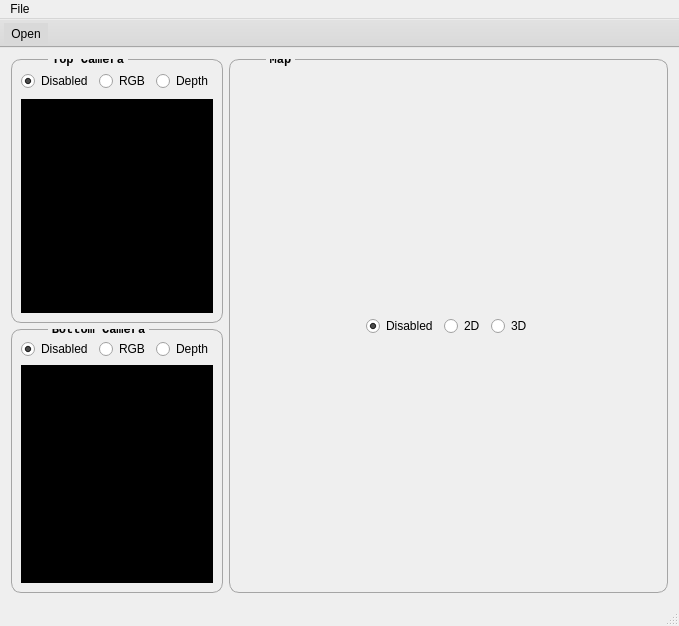
Old version of the form AlienGo/src/main_window.ui in the repository jorgef1299/AlienGO.
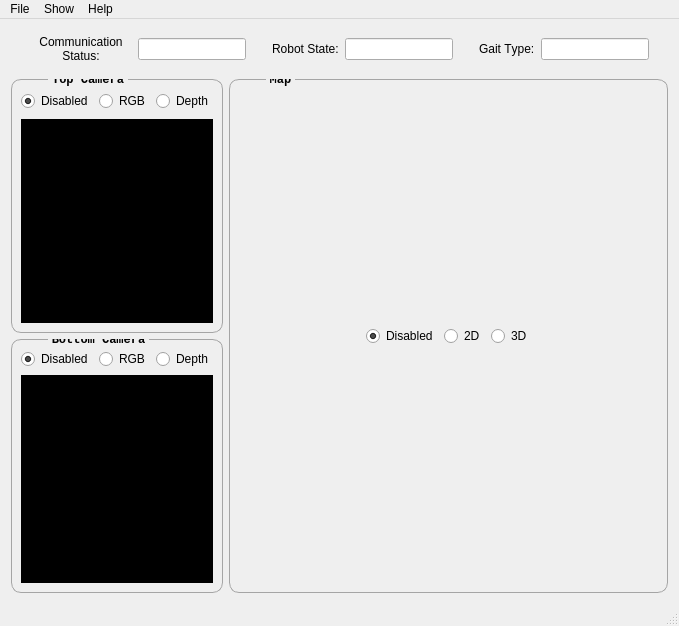
New version of the form. Icons and pictures are not drawn.

The edit to the form file:
```diff
--- a/AlienGo/src/main_window.ui
+++ b/AlienGo/src/main_window.ui
@@ -27,6 +27,189 @@
   </property>
   <widget class="QWidget" name="centralWidget">
    <layout class="QVBoxLayout" name="verticalLayout_9">
+    <item>
+     <spacer name="verticalSpacer_2">
+      <property name="orientation">
+       <enum>Qt::Vertical</enum>
+      </property>
+      <property name="sizeType">
+       <enum>QSizePolicy::Fixed</enum>
+      </property>
+      <property name="sizeHint" stdset="0">
+       <size>
+        <width>20</width>
+        <height>5</height>
+       </size>
+      </property>
+     </spacer>
+    </item>
+    <item>
+     <layout class="QHBoxLayout" name="horizontalLayout_5">
+      <item>
+       <spacer name="horizontalSpacer_7">
+        <property name="orientation">
+         <enum>Qt::Horizontal</enum>
+        </property>
+        <property name="sizeHint" stdset="0">
+         <size>
+          <width>40</width>
+          <height>20</height>
+         </size>
+        </property>
+       </spacer>
+      </item>
+      <item>
+       <widget class="QLabel" name="label">
+        <property name="font">
+         <font>
+          <weight>50</weight>
+          <bold>false</bold>
+          <underline>false</underline>
+          <strikeout>false</strikeout>
+          <kerning>false</kerning>
+         </font>
+        </property>
+        <property name="text">
+         <string>Communication Status:</string>
+        </property>
+        <property name="alignment">
+         <set>Qt::AlignCenter</set>
+        </property>
+        <property name="wordWrap">
+         <bool>true</bool>
+        </property>
+       </widget>
+      </item>
+      <item>
+       <widget class="QLineEdit" name="lineEdit">
+        <property name="sizePolicy">
+         <sizepolicy hsizetype="Fixed" vsizetype="Fixed">
+          <horstretch>0</horstretch>
+          <verstretch>0</verstretch>
+         </sizepolicy>
+        </property>
+        <property name="readOnly">
+         <bool>true</bool>
+        </property>
+       </widget>
+      </item>
+      <item>
+       <spacer name="horizontalSpacer_9">
+        <property name="orientation">
+         <enum>Qt::Horizontal</enum>
+        </property>
+        <property name="sizeType">
+         <enum>QSizePolicy::Fixed</enum>
+        </property>
+        <property name="sizeHint" stdset="0">
+         <size>
+          <width>20</width>
+          <height>20</height>
+         </size>
+        </property>
+       </spacer>
+      </item>
+      <item>
+       <widget class="QLabel" name="label_2">
+        <property name="font">
+         <font>
+          <underline>false</underline>
+          <strikeout>false</strikeout>
+         </font>
+        </property>
+        <property name="text">
+         <string>Robot State:</string>
+        </property>
+       </widget>
+      </item>
+      <item>
+       <widget class="QLineEdit" name="lineEdit_2">
+        <property name="sizePolicy">
+         <sizepolicy hsizetype="Fixed" vsizetype="Fixed">
+          <horstretch>0</horstretch>
+          <verstretch>0</verstretch>
+         </sizepolicy>
+        </property>
+        <property name="readOnly">
+         <bool>true</bool>
+        </property>
+       </widget>
+      </item>
+      <item>
+       <spacer name="horizontalSpacer_10">
+        <property name="orientation">
+         <enum>Qt::Horizontal</enum>
+        </property>
+        <property name="sizeType">
+         <enum>QSizePolicy::Fixed</enum>
+        </property>
+        <property name="sizeHint" stdset="0">
+         <size>
+          <width>20</width>
+          <height>20</height>
+         </size>
+        </property>
+       </spacer>
+      </item>
+      <item>
+       <widget class="QLabel" name="label_3">
+        <property name="font">
+         <font>
+          <weight>50</weight>
+          <bold>false</bold>
+          <underline>false</underline>
+          <kerning>false</kerning>
+         </font>
+        </property>
+        <property name="text">
+         <string>Gait Type:</string>
+        </property>
+       </widget>
+      </item>
+      <item>
+       <widget class="QLineEdit" name="lineEdit_3">
+        <property name="sizePolicy">
+         <sizepolicy hsizetype="Fixed" vsizetype="Fixed">
+          <horstretch>0</horstretch>
+          <verstretch>0</verstretch>
+         </sizepolicy>
+        </property>
+        <property name="readOnly">
+         <bool>true</bool>
+        </property>
+       </widget>
+      </item>
+      <item>
+       <spacer name="horizontalSpacer_8">
+        <property name="orientation">
+         <enum>Qt::Horizontal</enum>
+        </property>
+        <property name="sizeHint" stdset="0">
+         <size>
+          <width>40</width>
+          <height>20</height>
+         </size>
+        </property>
+       </spacer>
+      </item>
+     </layout>
+    </item>
+    <item>
+     <spacer name="verticalSpacer">
+      <property name="orientation">
+       <enum>Qt::Vertical</enum>
+      </property>
+      <property name="sizeType">
+       <enum>QSizePolicy::Fixed</enum>
+      </property>
+      <property name="sizeHint" stdset="0">
+       <size>
+        <width>20</width>
+        <height>10</height>
+       </size>
+      </property>
+     </spacer>
+    </item>
     <item>
      <layout class="QHBoxLayout" name="horizontalLayout_4" stretch="1,3">
       <item>
@@ -441,25 +624,23 @@
     </property>
     <addaction name="actionOpen"/>
    </widget>
+   <widget class="QMenu" name="menuShow">
+    <property name="title">
+     <string>Show</string>
+    </property>
+    <addaction name="actionCurrentPoseTF"/>
+    <addaction name="actionOdometry"/>
+    <addaction name="actionPlanned_Trajectory"/>
+   </widget>
+   <widget class="QMenu" name="menuHelp">
+    <property name="title">
+     <string>Help</string>
+    </property>
+    <addaction name="actionAbout"/>
+   </widget>
    <addaction name="menuFile"/>
-  </widget>
-  <widget class="QToolBar" name="mainToolBar">
-   <property name="styleSheet">
-    <string notr="true">background-color: rgb(217, 217, 217);</string>
-   </property>
-   <property name="movable">
-    <bool>false</bool>
-   </property>
-   <property name="floatable">
-    <bool>false</bool>
-   </property>
-   <attribute name="toolBarArea">
-    <enum>TopToolBarArea</enum>
-   </attribute>
-   <attribute name="toolBarBreak">
-    <bool>false</bool>
-   </attribute>
-   <addaction name="actionOpen"/>
+   <addaction name="menuShow"/>
+   <addaction name="menuHelp"/>
   </widget>
   <widget class="QStatusBar" name="statusBar"/>
   <action name="actionOpen">
```
Left out of the diff: 32 changed lines with no effect on the pictures.
